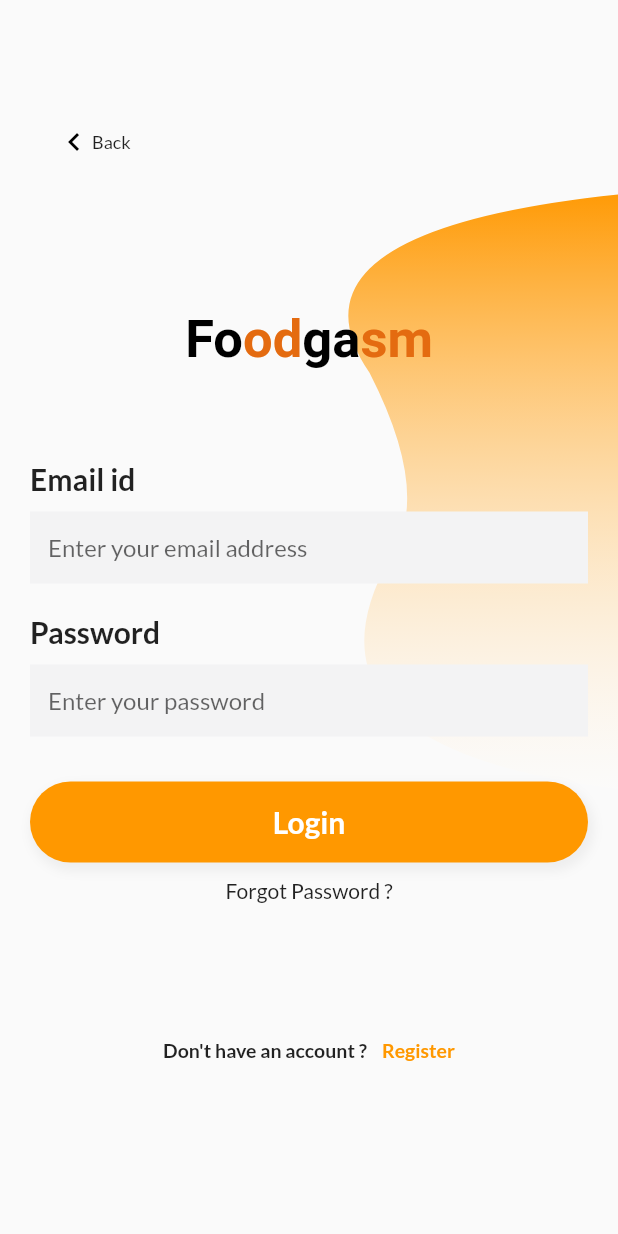
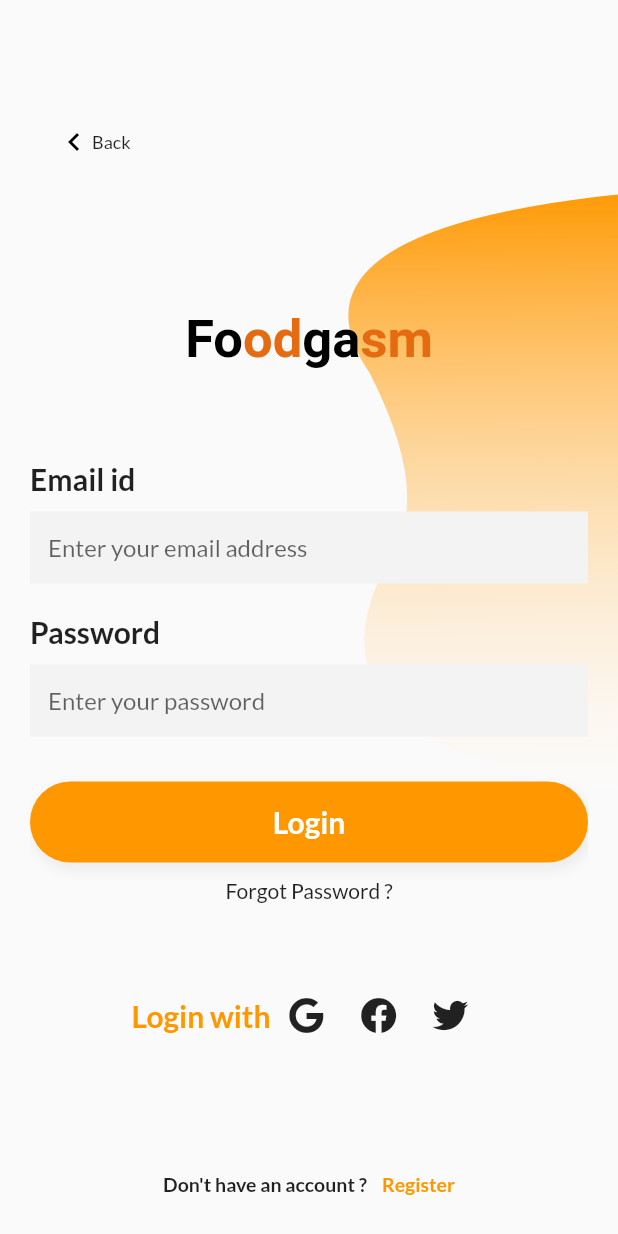
Before and after one commit to wrixd/foodgasm, a Flutter app: the LoginPage screen opened directly, on a phone screen of 412 x 824 dp. Run offline on Flutter 3.47's test engine with Material 2 defaults, Android fonts, the light colour scheme and no system bars; our stand-ins replace font_awesome_flutter, google_fonts.

Commit message:
Login page final

```diff
--- a/lib/login_page.dart
+++ b/lib/login_page.dart
@@ -1,6 +1,7 @@
 import 'package:flutter/material.dart';
 import 'package:google_fonts/google_fonts.dart';
 import 'utilities/Mediaquery.dart';
+import 'package:font_awesome_flutter/font_awesome_flutter.dart';
 
 class LoginPage extends StatefulWidget {
   LoginPage({Key? key, required this.title}) : super(key: key);
@@ -25,8 +26,13 @@ class _LoginPageState extends State<LoginPage> {
               padding: EdgeInsets.only(left: 0, top: 10, bottom: 10),
               child: Icon(Icons.keyboard_arrow_left, color: Colors.black),
             ),
-            Text('Back',
-                style: TextStyle(fontSize: 12, fontWeight: FontWeight.w500))
+            Text(
+              'Back',
+              style: TextStyle(
+                fontSize: 12,
+                fontWeight: FontWeight.w500,
+              ),
+            ),
           ],
         ),
       ),
@@ -169,7 +175,8 @@ class _LoginPageState extends State<LoginPage> {
             text: 'sm',
             style: TextStyle(color: Color(0xffe46b10), fontSize: 35),
           ),
-          ]),
+        ],
+      ),
     );
   }
 
@@ -179,6 +186,38 @@ class _LoginPageState extends State<LoginPage> {
         _entryEmail("Email id"),
         _entryPassword("Password", isPassword: true),
       ],
+    );
+  }
+
+  Widget _loginBar() {
+    return SizedBox(
+      width: getDeviceWidth(context),
+      child: Container(
+        child: Row(
+          mainAxisAlignment: MainAxisAlignment.center,
+          children: <Widget>[
+            Text(
+              "Login with",
+              style: TextStyle(
+                  fontWeight: FontWeight.bold,
+                  color: Colors.orange,
+                  fontSize: 20),
+            ),
+            IconButton(
+              onPressed: () {},
+              icon: FaIcon(FontAwesomeIcons.google),
+            ),
+            IconButton(
+              onPressed: () {},
+              icon: FaIcon(FontAwesomeIcons.facebook),
+            ),
+            IconButton(
+              onPressed: () {},
+              icon: FaIcon(FontAwesomeIcons.twitter),
+            ),
+          ],
+        ),
+      ),
     );
   }
 
@@ -217,6 +256,10 @@ class _LoginPageState extends State<LoginPage> {
                             fontSize: 14, fontWeight: FontWeight.w500),
                       ),
                     ),
+                    SizedBox(
+                      height: getDeviceHeight(context) * 0.05,
+                    ),
+                    _loginBar(),
                     SizedBox(height: height * .055),
                     _createAccountLabel(),
                   ],
--- a/pubspec.yaml
+++ b/pubspec.yaml
@@ -28,6 +28,7 @@ dependencies:
   # The following adds the Cupertino Icons font to your application.
   # Use with the CupertinoIcons class for iOS style icons.
   cupertino_icons: ^1.0.2
+  font_awesome_flutter: ^9.1.0
 
 dev_dependencies:
   flutter_test:
@@ -46,8 +47,8 @@ flutter:
   uses-material-design: true
 
   # To add assets to your application, add an assets section, like this:
-  # assets:
-  #   - images/a_dot_burr.jpeg
+  assets:
+     - lib/assets/Google.png
   #   - images/a_dot_ham.jpeg
 
   # An image asset can refer to one or more resolution-specific "variants", see
```
Also changed, not shown: lib/assets/Google.png (added), pubspec.lock. Lines whose indentation alone changed are shown as unchanged.
